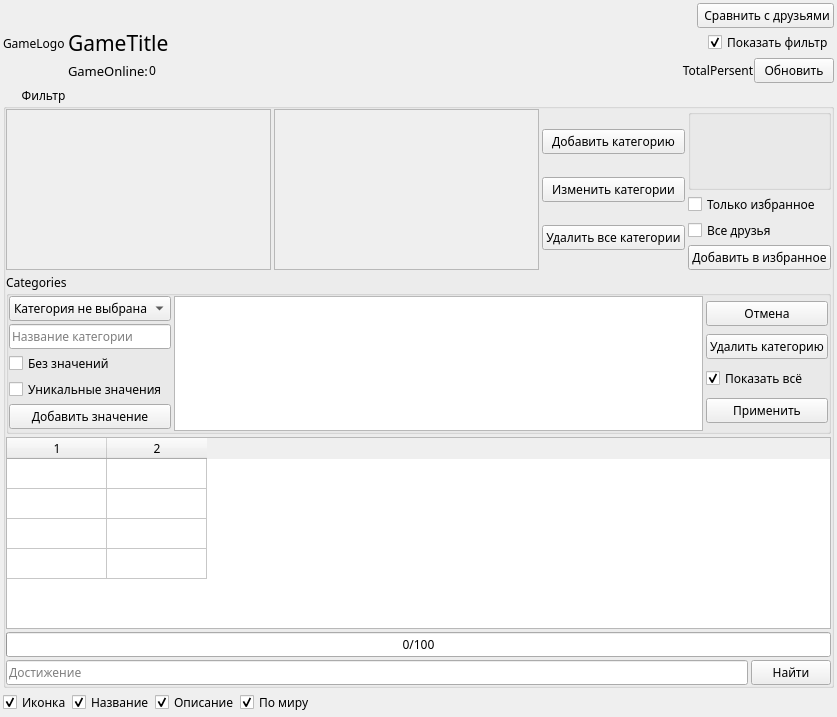
This is AraSteamManager/AchievementsSubForms/formachievements.ui in Arankir/AraSteamManager as Qt 5 draws it before an edit. The edited form follows.
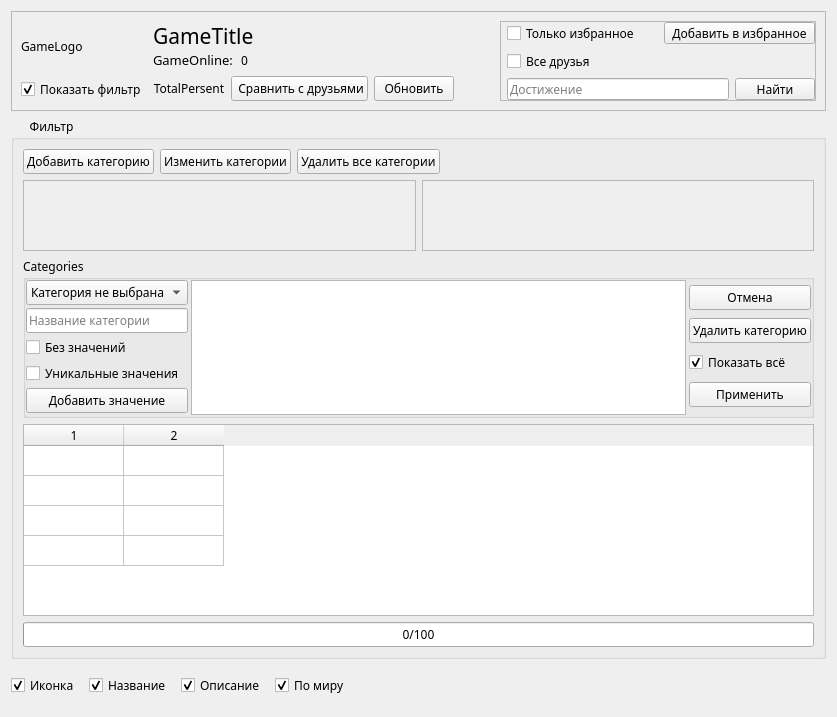
This is the edited form.

```diff
--- a/AraSteamManager/AchievementsSubForms/formachievements.ui
+++ b/AraSteamManager/AchievementsSubForms/formachievements.ui
@@ -18,69 +18,59 @@
   <property name="windowTitle">
    <string>SteamAchievementsStatistic</string>
   </property>
-  <layout class="QVBoxLayout" name="verticalLayout_8">
-   <property name="spacing">
-    <number>3</number>
-   </property>
-   <property name="leftMargin">
-    <number>3</number>
-   </property>
-   <property name="topMargin">
-    <number>3</number>
-   </property>
-   <property name="rightMargin">
-    <number>3</number>
-   </property>
-   <property name="bottomMargin">
-    <number>3</number>
-   </property>
-   <item>
-    <layout class="QHBoxLayout" name="horizontalLayout_11">
-     <item>
-      <widget class="QLabel" name="LabelGameLogo">
-       <property name="sizePolicy">
-        <sizepolicy hsizetype="Minimum" vsizetype="Preferred">
-         <horstretch>0</horstretch>
-         <verstretch>0</verstretch>
-        </sizepolicy>
-       </property>
-       <property name="text">
-        <string notr="true">GameLogo</string>
-       </property>
-      </widget>
-     </item>
-     <item>
       <layout class="QVBoxLayout" name="verticalLayout_6">
-       <property name="spacing">
-        <number>0</number>
-       </property>
        <item>
-        <layout class="QHBoxLayout" name="horizontalLayout_6">
-         <item>
-          <spacer name="horizontalSpacer_3">
-           <property name="orientation">
-            <enum>Qt::Horizontal</enum>
-           </property>
-           <property name="sizeHint" stdset="0">
+    <widget class="QFrame" name="frame">
+     <property name="maximumSize">
             <size>
-             <width>40</width>
-             <height>20</height>
-            </size>
-           </property>
-          </spacer>
-         </item>
-         <item>
-          <widget class="QPushButton" name="ButtonCompare">
-           <property name="text">
-            <string> Сравнить с друзьями</string>
-           </property>
-          </widget>
-         </item>
-        </layout>
-       </item>
-       <item>
+       <width>16777215</width>
+       <height>100</height>
+      </size>
+     </property>
+     <property name="frameShape">
+      <enum>QFrame::StyledPanel</enum>
+     </property>
+     <property name="frameShadow">
+      <enum>QFrame::Raised</enum>
+     </property>
         <layout class="QHBoxLayout" name="horizontalLayout_7">
          <item>
+       <layout class="QVBoxLayout" name="verticalLayout_7">
+        <item>
+         <widget class="QLabel" name="LabelGameLogo">
+          <property name="sizePolicy">
+           <sizepolicy hsizetype="Minimum" vsizetype="Preferred">
+            <horstretch>0</horstretch>
+            <verstretch>0</verstretch>
+           </sizepolicy>
+          </property>
+          <property name="text">
+           <string notr="true">GameLogo</string>
+          </property>
+         </widget>
+        </item>
+        <item>
+         <widget class="QCheckBox" name="CheckBoxShowFilter">
+          <property name="text">
+           <string>Показать фильтр</string>
+          </property>
+          <property name="checked">
+           <bool>true</bool>
+          </property>
+         </widget>
+        </item>
+       </layout>
+      </item>
+      <item>
+       <layout class="QVBoxLayout" name="verticalLayout_8">
+        <item>
+         <layout class="QVBoxLayout" name="verticalLayout">
+          <property name="spacing">
+           <number>0</number>
+          </property>
+          <item>
+           <layout class="QHBoxLayout" name="horizontalLayout_4">
+            <item>
           <widget class="QLabel" name="LabelGameTitle">
            <property name="sizePolicy">
             <sizepolicy hsizetype="Expanding" vsizetype="Preferred">
@@ -90,7 +80,6 @@
            </property>
            <property name="font">
             <font>
-             <family>Lucida Bright</family>
              <pointsize>16</pointsize>
              <weight>50</weight>
              <bold>false</bold>
@@ -102,7 +91,7 @@
           </widget>
          </item>
          <item>
-          <spacer name="horizontalSpacer">
+             <spacer name="horizontalSpacer_3">
            <property name="orientation">
             <enum>Qt::Horizontal</enum>
            </property>
@@ -114,20 +103,10 @@
            </property>
           </spacer>
          </item>
-         <item>
-          <widget class="QCheckBox" name="CheckBoxShowFilter">
-           <property name="text">
-            <string>Показать фильтр</string>
-           </property>
-           <property name="checked">
-            <bool>true</bool>
-           </property>
-          </widget>
-         </item>
         </layout>
        </item>
        <item>
-        <layout class="QHBoxLayout" name="horizontalLayout_4">
+           <layout class="QHBoxLayout" name="horizontalLayout_5">
          <item>
           <layout class="QHBoxLayout" name="horizontalLayout_2">
            <property name="spacing">
@@ -148,7 +127,7 @@
               </font>
              </property>
              <property name="text">
-              <string>GameOnline:</string>
+                 <string>GameOnline:  </string>
              </property>
             </widget>
            </item>
@@ -162,7 +141,7 @@
           </layout>
          </item>
          <item>
-          <spacer name="horizontalSpacer_2">
+             <spacer name="horizontalSpacer">
            <property name="orientation">
             <enum>Qt::Horizontal</enum>
            </property>
@@ -174,6 +153,25 @@
            </property>
           </spacer>
          </item>
+           </layout>
+          </item>
+          <item>
+           <spacer name="verticalSpacer">
+            <property name="orientation">
+             <enum>Qt::Vertical</enum>
+            </property>
+            <property name="sizeHint" stdset="0">
+             <size>
+              <width>20</width>
+              <height>40</height>
+             </size>
+            </property>
+           </spacer>
+          </item>
+         </layout>
+        </item>
+        <item>
+         <layout class="QHBoxLayout" name="horizontalLayout_6">
          <item>
           <widget class="QLabel" name="LabelTotalPersent">
            <property name="text">
@@ -184,6 +182,13 @@
            </property>
           </widget>
          </item>
+          <item>
+           <widget class="QPushButton" name="ButtonCompare">
+            <property name="text">
+             <string> Сравнить с друзьями</string>
+            </property>
+           </widget>
+          </item>
          <item>
           <widget class="QPushButton" name="ButtonUpdate">
            <property name="text">
@@ -191,11 +196,108 @@
            </property>
           </widget>
          </item>
+          <item>
+           <spacer name="horizontalSpacer_2">
+            <property name="orientation">
+             <enum>Qt::Horizontal</enum>
+            </property>
+            <property name="sizeHint" stdset="0">
+             <size>
+              <width>40</width>
+              <height>20</height>
+             </size>
+            </property>
+           </spacer>
+          </item>
         </layout>
        </item>
       </layout>
      </item>
-    </layout>
+      <item>
+       <widget class="QFrame" name="frame_2">
+        <property name="minimumSize">
+         <size>
+          <width>0</width>
+          <height>0</height>
+         </size>
+        </property>
+        <property name="frameShape">
+         <enum>QFrame::StyledPanel</enum>
+        </property>
+        <property name="frameShadow">
+         <enum>QFrame::Raised</enum>
+        </property>
+        <layout class="QHBoxLayout" name="horizontalLayout_13">
+         <property name="leftMargin">
+          <number>0</number>
+         </property>
+         <property name="topMargin">
+          <number>0</number>
+         </property>
+         <property name="rightMargin">
+          <number>0</number>
+         </property>
+         <property name="bottomMargin">
+          <number>0</number>
+         </property>
+         <item>
+          <widget class="QFrame" name="FrameReachedFilter"/>
+         </item>
+         <item>
+          <layout class="QVBoxLayout" name="verticalLayout_3">
+           <item>
+            <layout class="QHBoxLayout" name="horizontalLayout_12">
+             <item>
+              <widget class="QCheckBox" name="CheckBoxFavorites">
+               <property name="text">
+                <string>Только избранное</string>
+               </property>
+              </widget>
+             </item>
+             <item>
+              <widget class="QPushButton" name="ButtonFavorite">
+               <property name="text">
+                <string>Добавить в избранное</string>
+               </property>
+              </widget>
+             </item>
+            </layout>
+           </item>
+           <item>
+            <widget class="QCheckBox" name="CheckBoxCompareAllFriends">
+             <property name="text">
+              <string>Все друзья</string>
+             </property>
+            </widget>
+           </item>
+           <item>
+            <layout class="QHBoxLayout" name="horizontalLayout_3">
+             <item>
+              <widget class="QLineEdit" name="LineEditNameAchievements">
+               <property name="placeholderText">
+                <string>Достижение</string>
+               </property>
+              </widget>
+             </item>
+             <item>
+              <widget class="QPushButton" name="ButtonFindAchievement">
+               <property name="enabled">
+                <bool>true</bool>
+               </property>
+               <property name="text">
+                <string>Найти</string>
+               </property>
+              </widget>
+             </item>
+            </layout>
+           </item>
+          </layout>
+         </item>
+        </layout>
+       </widget>
+      </item>
+     </layout>
+    </widget>
    </item>
    <item>
     <widget class="QGroupBox" name="GroupBoxFilter">
@@ -212,83 +314,9 @@
       <string>      Фильтр</string>
      </property>
      <layout class="QVBoxLayout" name="verticalLayout_2">
-      <property name="spacing">
-       <number>3</number>
-      </property>
-      <property name="leftMargin">
-       <number>0</number>
-      </property>
-      <property name="topMargin">
-       <number>0</number>
-      </property>
-      <property name="rightMargin">
-       <number>0</number>
-      </property>
-      <property name="bottomMargin">
-       <number>0</number>
-      </property>
       <item>
        <layout class="QHBoxLayout" name="horizontalLayout">
         <item>
-         <widget class="QScrollArea" name="ScrollAreaCategories">
-          <property name="sizePolicy">
-           <sizepolicy hsizetype="Expanding" vsizetype="Minimum">
-            <horstretch>0</horstretch>
-            <verstretch>0</verstretch>
-           </sizepolicy>
-          </property>
-          <property name="sizeAdjustPolicy">
-           <enum>QAbstractScrollArea::AdjustToContents</enum>
-          </property>
-          <property name="widgetResizable">
-           <bool>true</bool>
-          </property>
-          <widget class="QWidget" name="widget">
-           <property name="geometry">
-            <rect>
-             <x>0</x>
-             <y>0</y>
-             <width>272</width>
-             <height>109</height>
-            </rect>
-           </property>
-           <layout class="QFormLayout" name="layoutComboBoxCategories"/>
-          </widget>
-         </widget>
-        </item>
-        <item>
-         <widget class="QScrollArea" name="ScrollAreaCheckCategories">
-          <property name="sizePolicy">
-           <sizepolicy hsizetype="Expanding" vsizetype="Minimum">
-            <horstretch>0</horstretch>
-            <verstretch>0</verstretch>
-           </sizepolicy>
-          </property>
-          <property name="sizeAdjustPolicy">
-           <enum>QAbstractScrollArea::AdjustToContents</enum>
-          </property>
-          <property name="widgetResizable">
-           <bool>true</bool>
-          </property>
-          <widget class="QWidget" name="widget_2">
-           <property name="geometry">
-            <rect>
-             <x>0</x>
-             <y>0</y>
-             <width>272</width>
-             <height>109</height>
-            </rect>
-           </property>
-           <layout class="QFormLayout" name="layoutCheckBoxCategories"/>
-          </widget>
-         </widget>
-        </item>
-        <item>
-         <layout class="QVBoxLayout" name="verticalLayout_5">
-          <property name="spacing">
-           <number>3</number>
-          </property>
-          <item>
            <widget class="QPushButton" name="ButtonAddCategory">
             <property name="text">
              <string>Добавить категорию</string>
@@ -309,43 +337,76 @@
             </property>
            </widget>
           </item>
-         </layout>
-        </item>
         <item>
-         <layout class="QVBoxLayout" name="verticalLayout_4">
-          <item>
-           <widget class="QGroupBox" name="GroupBoxReachedFilter">
-            <property name="title">
-             <string/>
-            </property>
-           </widget>
-          </item>
+         <spacer name="horizontalSpacer_6">
+          <property name="orientation">
+           <enum>Qt::Horizontal</enum>
+          </property>
+          <property name="sizeHint" stdset="0">
+           <size>
+            <width>40</width>
+            <height>20</height>
+           </size>
+          </property>
+         </spacer>
+        </item>
+       </layout>
+      </item>
           <item>
-           <layout class="QVBoxLayout" name="verticalLayout_3">
+       <layout class="QHBoxLayout" name="horizontalLayout_11">
             <item>
-             <widget class="QCheckBox" name="CheckBoxFavorites">
-              <property name="text">
-               <string>Только избранное</string>
-              </property>
-             </widget>
-            </item>
-            <item>
-             <widget class="QCheckBox" name="CheckBoxCompareAllFriends">
-              <property name="text">
-               <string>Все друзья</string>
-              </property>
-             </widget>
+         <widget class="QScrollArea" name="ScrollAreaCategories">
+          <property name="sizePolicy">
+           <sizepolicy hsizetype="Expanding" vsizetype="Minimum">
+            <horstretch>0</horstretch>
+            <verstretch>0</verstretch>
+           </sizepolicy>
+          </property>
+          <property name="sizeAdjustPolicy">
+           <enum>QAbstractScrollArea::AdjustToContents</enum>
+          </property>
+          <property name="widgetResizable">
+           <bool>true</bool>
+          </property>
+          <widget class="QWidget" name="widget">
+           <property name="geometry">
+            <rect>
+             <x>0</x>
+             <y>0</y>
+             <width>392</width>
+             <height>68</height>
+            </rect>
+           </property>
+           <layout class="QFormLayout" name="layoutComboBoxCategories"/>
+          </widget>
+         </widget>
             </item>
             <item>
-             <widget class="QPushButton" name="ButtonFavorite">
-              <property name="text">
-               <string>Добавить в избранное</string>
-              </property>
-             </widget>
-            </item>
-           </layout>
-          </item>
-         </layout>
+         <widget class="QScrollArea" name="ScrollAreaCheckCategories">
+          <property name="sizePolicy">
+           <sizepolicy hsizetype="Expanding" vsizetype="Minimum">
+            <horstretch>0</horstretch>
+            <verstretch>0</verstretch>
+           </sizepolicy>
+          </property>
+          <property name="sizeAdjustPolicy">
+           <enum>QAbstractScrollArea::AdjustToContents</enum>
+          </property>
+          <property name="widgetResizable">
+           <bool>true</bool>
+          </property>
+          <widget class="QWidget" name="widget_2">
+           <property name="geometry">
+            <rect>
+             <x>0</x>
+             <y>0</y>
+             <width>391</width>
+             <height>68</height>
+            </rect>
+           </property>
+           <layout class="QFormLayout" name="layoutCheckBoxCategories"/>
+          </widget>
+         </widget>
         </item>
        </layout>
       </item>
@@ -558,27 +619,6 @@
         </property>
        </widget>
       </item>
-      <item>
-       <layout class="QHBoxLayout" name="horizontalLayout_3">
-        <item>
-         <widget class="QLineEdit" name="LineEditNameAchievements">
-          <property name="placeholderText">
-           <string>Достижение</string>
-          </property>
-         </widget>
-        </item>
-        <item>
-         <widget class="QPushButton" name="ButtonFindAchievement">
-          <property name="enabled">
-           <bool>true</bool>
-          </property>
-          <property name="text">
-           <string>Найти</string>
-          </property>
-         </widget>
-        </item>
-       </layout>
-      </item>
      </layout>
     </widget>
    </item>
@@ -594,6 +634,15 @@
        </property>
        <item>
         <layout class="QHBoxLayout" name="horizontalLayout_8">
+         <property name="spacing">
+          <number>9</number>
+         </property>
+         <property name="topMargin">
+          <number>9</number>
+         </property>
+         <property name="bottomMargin">
+          <number>9</number>
+         </property>
          <item>
           <widget class="QCheckBox" name="CheckBoxCompareIcon">
            <property name="text">
```
Lines whose indentation alone changed are shown as unchanged.
